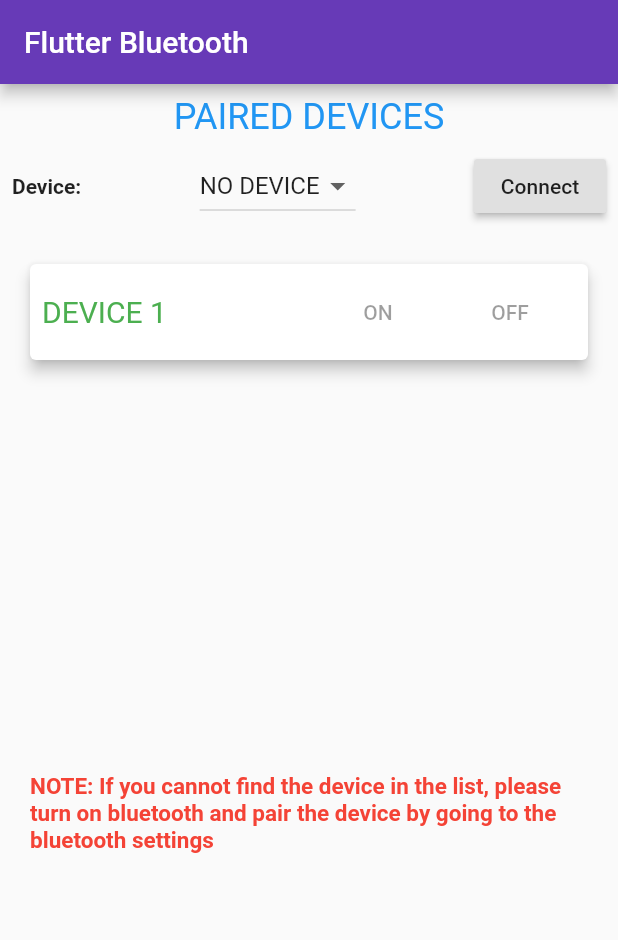
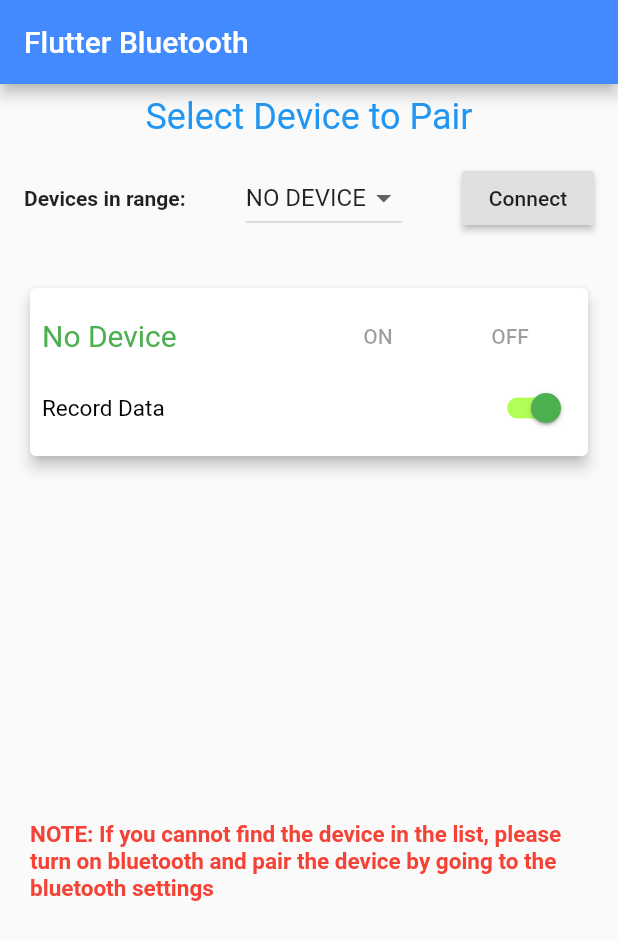
Before and after one commit to PasqualyD/Blutooth, a Flutter app: the screen it shows after launch, on a phone screen of 412 x 824 dp. Shown: the top 940 px of the screen. Run offline on Flutter 3.47's test engine with Material 2 defaults, Android fonts, the phone set to English and light mode, and no system bars; our stand-ins replace flutter_bluetooth_serial.

Commit message:
getting to know the code

```diff
--- a/lib/bluetoothapp.dart
+++ b/lib/bluetoothapp.dart
@@ -19,6 +19,7 @@ class _BluetoothAppState extends State<BluetoothApp> {
   bool _connected = false;
   bool _pressed = false;
 
+  bool isSwitched = true;
   @override
   void initState() {
     super.initState();
@@ -72,6 +73,7 @@ class _BluetoothAppState extends State<BluetoothApp> {
     });
   }
 
+  List<String> _listDeviceName = [];
   // Create the List of devices to be shown in Dropdown Menu
   List<DropdownMenuItem<BluetoothDevice>> _getDeviceItems() {
     List<DropdownMenuItem<BluetoothDevice>> items = [];
@@ -79,15 +81,31 @@ class _BluetoothAppState extends State<BluetoothApp> {
       items.add(DropdownMenuItem(
         child: Text('NO DEVICE'),
       ));
+      _listDeviceName.add('NO DEVICE');
     } else {
       _devicesList.forEach((device) {
         items.add(DropdownMenuItem(
           child: Text(device.name),
           value: device,
         ));
+        _listDeviceName.add(device.name.toString());
       });
     }
     return items;
+  }
+
+  String _deviceName = "No Device";
+  checkDeviceNameList(dynamic selectedDevice) {
+    String deviceName;
+    if (selectedDevice.runtimeType == BluetoothDevice) {
+      deviceName = selectedDevice.name;
+    } else {
+      deviceName = "No Device";
+    }
+
+    setState(() {
+      _deviceName = deviceName;
+    });
   }
 
   // Method to connect to bluetooth
@@ -132,7 +150,6 @@ class _BluetoothAppState extends State<BluetoothApp> {
     );
   }
 
-
   // Method to send message,
   // for turning the bletooth device on
   void _sendOnMessageToBluetooth() {
@@ -162,7 +179,7 @@ class _BluetoothAppState extends State<BluetoothApp> {
         key: _scaffoldKey,
         appBar: AppBar(
           title: Text("Flutter Bluetooth"),
-          backgroundColor: Colors.deepPurple,
+          backgroundColor: Colors.blueAccent,
         ),
         body: Container(
           // Defining a Column containing FOUR main Widgets wrapped with some padding:
@@ -176,13 +193,13 @@ class _BluetoothAppState extends State<BluetoothApp> {
               Padding(
                 padding: const EdgeInsets.only(top: 8.0),
                 child: Text(
-                  "PAIRED DEVICES",
+                  "Select Device to Pair",
                   style: TextStyle(fontSize: 24, color: Colors.blue),
                   textAlign: TextAlign.center,
                 ),
               ),
               Padding(
-                padding: const EdgeInsets.all(8.0),
+                padding: const EdgeInsets.all(16.0),
                 // Defining a Row containing THREE main Widgets:
                 // 1. Text
                 // 2. DropdownButton
@@ -191,7 +208,7 @@ class _BluetoothAppState extends State<BluetoothApp> {
                   mainAxisAlignment: MainAxisAlignment.spaceBetween,
                   children: <Widget>[
                     Text(
-                      'Device:',
+                      'Devices in range:',
                       style: TextStyle(
                         fontWeight: FontWeight.bold,
                       ),
@@ -199,7 +216,10 @@ class _BluetoothAppState extends State<BluetoothApp> {
                     DropdownButton(
                       // To be implemented : _getDeviceItems()
                       items: _getDeviceItems(),
-                      onChanged: (value) => setState(() => _device = value),
+                      onChanged: (value) {
+                        checkDeviceNameList(value);
+                        setState(() => _device = value);
+                      },
                       value: _device,
                     ),
                     RaisedButton(
@@ -221,11 +241,14 @@ class _BluetoothAppState extends State<BluetoothApp> {
                     // 1. Text (wrapped with "Expanded")
                     // 2. FlatButton
                     // 3. FlatButton
-                    child: Row(
+                    child: Container(
+                      child: Column(
+                        children: <Widget>[
+                          Row(
                             children: <Widget>[
                               Expanded(
                                 child: Text(
-                            "DEVICE 1",
+                                  _deviceName,
                                   style: TextStyle(
                                     fontSize: 20,
                                     color: Colors.green,
@@ -235,16 +258,46 @@ class _BluetoothAppState extends State<BluetoothApp> {
                               FlatButton(
                                 onPressed:
                                     // To be implemented : _sendOnMessageToBluetooth()
-                              _connected ? _sendOnMessageToBluetooth : null,
+                                    _connected
+                                        ? _sendOnMessageToBluetooth
+                                        : null,
                                 child: Text("ON"),
                               ),
                               FlatButton(
                                 onPressed:
                                     // To be implemented : _sendOffMessageToBluetooth()
-                              _connected ? _sendOffMessageToBluetooth : null,
+                                    _connected
+                                        ? _sendOffMessageToBluetooth
+                                        : null,
                                 child: Text("OFF"),
                               ),
                             ],
+                          ),
+                          Row(
+                            children: <Widget>[
+                              Expanded(
+                                child: Text(
+                                  "Record Data",
+                                  style: TextStyle(
+                                    fontSize: 15,
+                                    color: Colors.black,
+                                  ),
+                                ),
+                              ),
+                              Switch(
+                                value: isSwitched,
+                                onChanged: (value) {
+                                  setState(() {
+                                    isSwitched = value;
+                                  });
+                                },
+                                activeTrackColor: Colors.lightGreenAccent,
+                                activeColor: Colors.green,
+                              ),
+                            ],
+                          ),
+                        ],
+                      ),
                     ),
                   ),
                 ),
```
Lines whose indentation alone changed are shown as unchanged.
